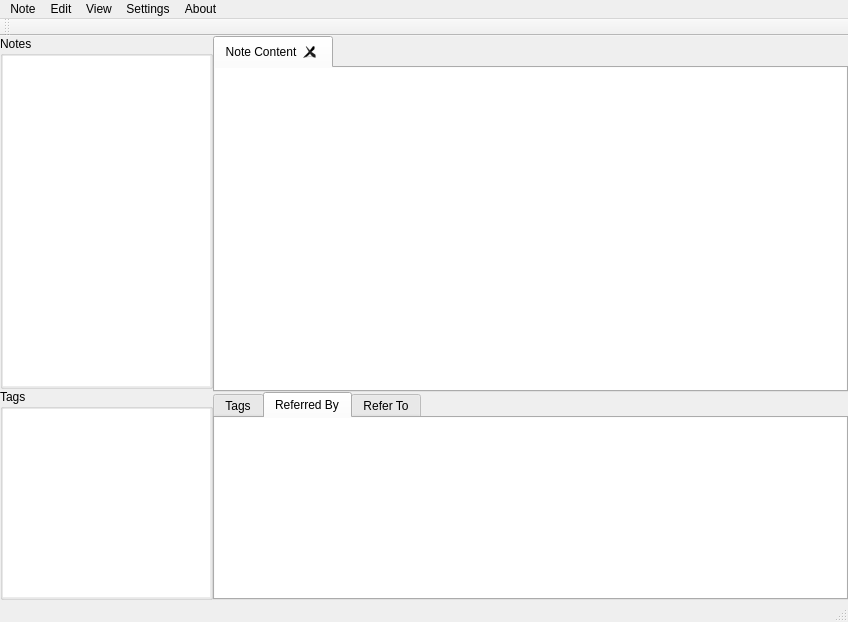
Old version of the form src/interface/ui/MainWindow.ui in the repository YoukaiCat/QtSemanticNotes.
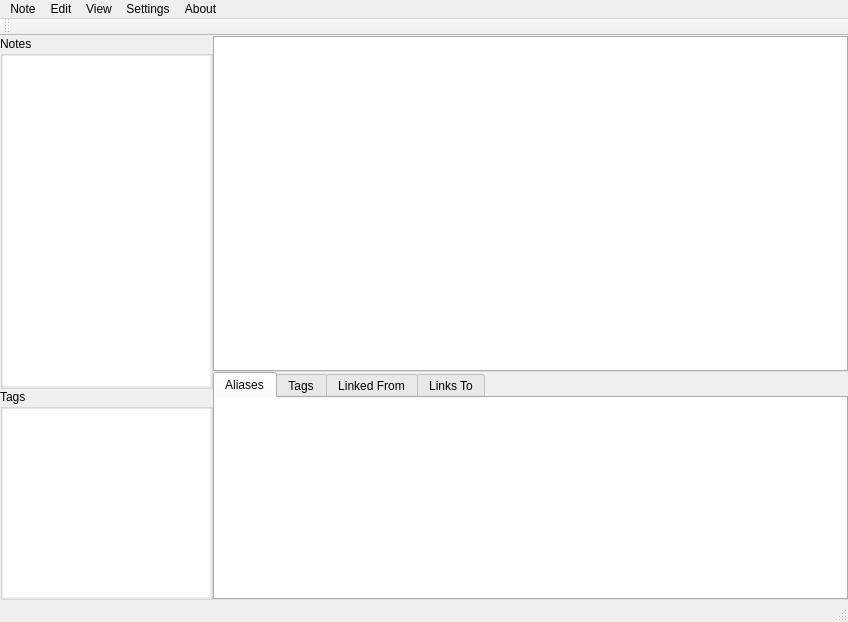
New version of the form. The open tabs and pages were chosen to show the change.

What changed in the file:
```diff
--- a/src/interface/ui/MainWindow.ui
+++ b/src/interface/ui/MainWindow.ui
@@ -250,6 +250,9 @@
            <property name="movable">
             <bool>true</bool>
            </property>
+           <property name="tabBarAutoHide">
+            <bool>true</bool>
+           </property>
            <widget class="QWidget" name="tabNoteContent">
             <attribute name="title">
              <string>Note Content</string>
@@ -278,6 +281,12 @@
                <property name="lineWidth">
                 <number>0</number>
                </property>
+               <property name="undoRedoEnabled">
+                <bool>true</bool>
+               </property>
+               <property name="readOnly">
+                <bool>false</bool>
+               </property>
               </widget>
              </item>
             </layout>
@@ -290,12 +299,41 @@
              <verstretch>6</verstretch>
             </sizepolicy>
            </property>
-           <property name="tabShape">
-            <enum>QTabWidget::Rounded</enum>
-           </property>
            <property name="currentIndex">
             <number>0</number>
            </property>
+           <widget class="QWidget" name="tabAliases">
+            <attribute name="title">
+             <string>Aliases</string>
+            </attribute>
+            <layout class="QGridLayout" name="gridLayout_6">
+             <property name="leftMargin">
+              <number>0</number>
+             </property>
+             <property name="topMargin">
+              <number>0</number>
+             </property>
+             <property name="rightMargin">
+              <number>0</number>
+             </property>
+             <property name="bottomMargin">
+              <number>0</number>
+             </property>
+             <property name="spacing">
+              <number>0</number>
+             </property>
+             <item row="0" column="0">
+              <widget class="QListView" name="listView">
+               <property name="frameShape">
+                <enum>QFrame::NoFrame</enum>
+               </property>
+               <property name="lineWidth">
+                <number>0</number>
+               </property>
+              </widget>
+             </item>
+            </layout>
+           </widget>
            <widget class="QWidget" name="tabTags">
             <attribute name="title">
              <string>Tags</string>
@@ -339,7 +377,7 @@
            </widget>
            <widget class="QWidget" name="tabReferBy">
             <attribute name="title">
-             <string>Referred By</string>
+             <string>Linked From</string>
             </attribute>
             <layout class="QGridLayout" name="gridLayout_3">
              <property name="leftMargin">
@@ -371,7 +409,7 @@
            </widget>
            <widget class="QWidget" name="tabReferTo">
             <attribute name="title">
-             <string>Refer To</string>
+             <string>Links To</string>
             </attribute>
             <layout class="QGridLayout" name="gridLayout_4">
              <property name="leftMargin">
```
Left out of the diff: 15 changed lines with no effect on the pictures.
